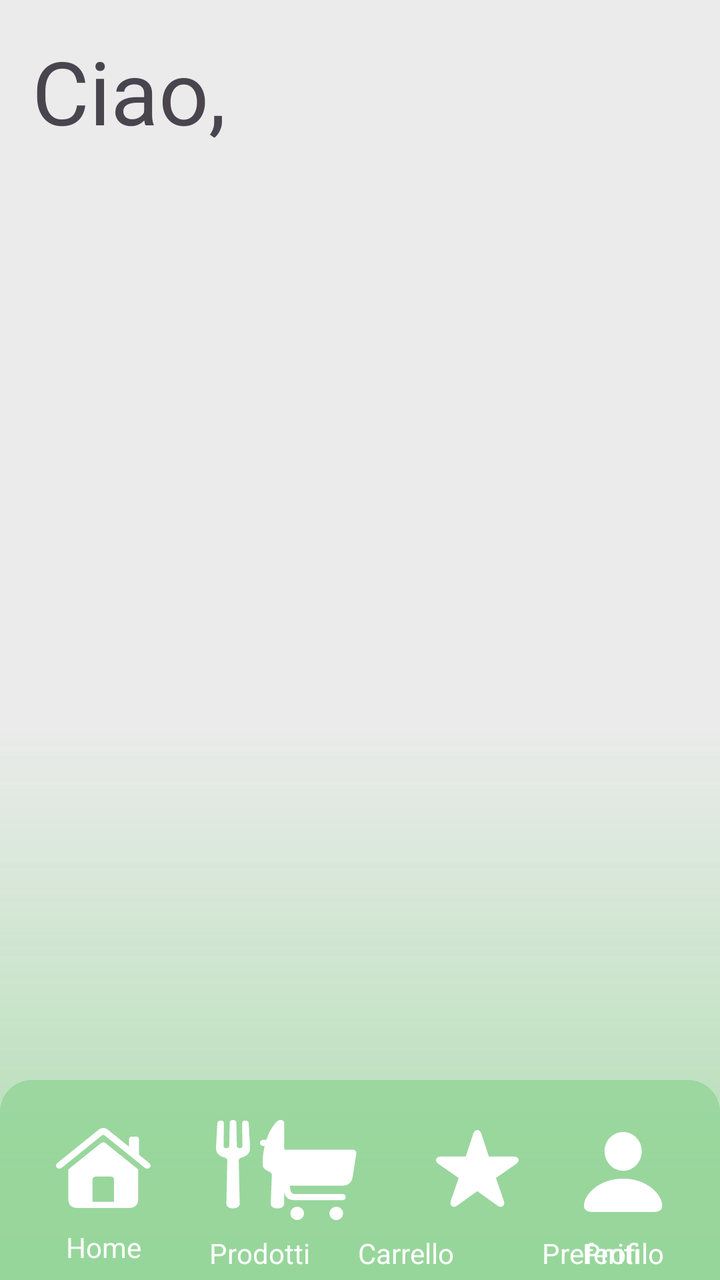
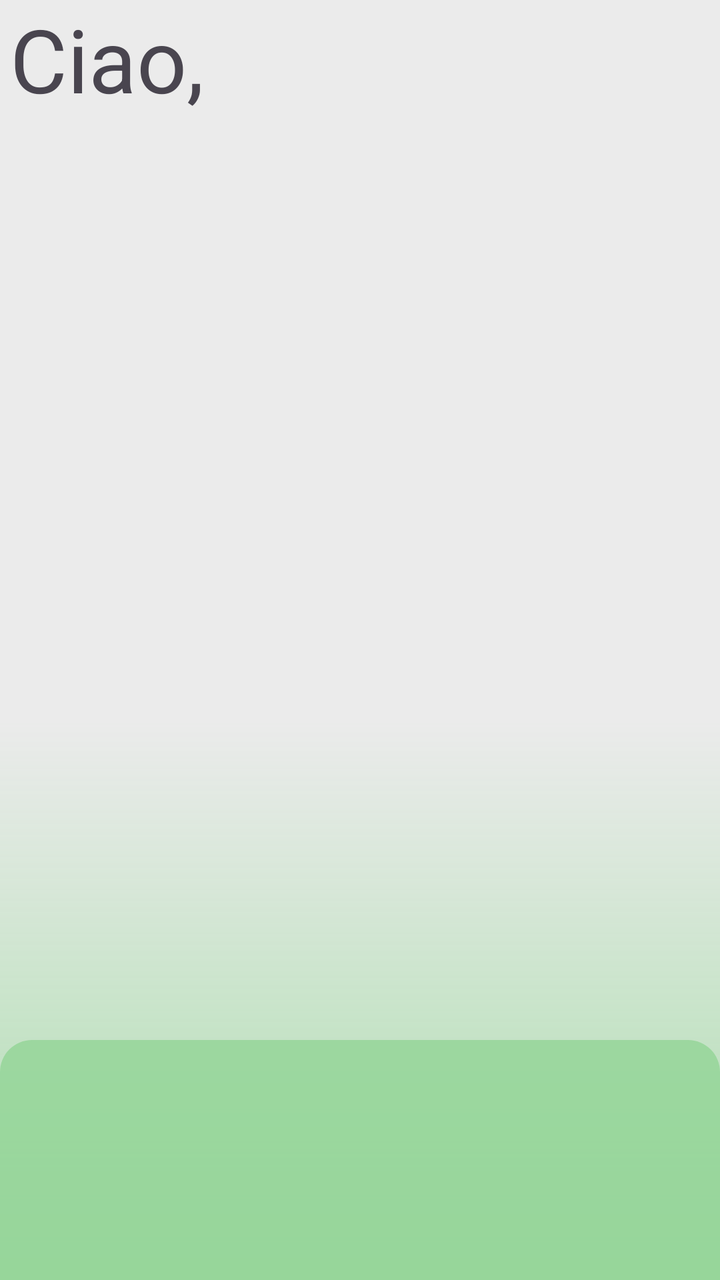

An Android layout rendered at two revisions. The XML below is the earlier revision; the diff shows what the commit changed to produce the second picture.
<!-- AndroidManifest.xml: application theme Theme.SuperSpan -->
<!-- res/layout/activity_home.xml -->
<?xml version="1.0" encoding="utf-8"?>
<androidx.constraintlayout.widget.ConstraintLayout xmlns:android="http://schemas.android.com/apk/res/android"
    xmlns:app="http://schemas.android.com/apk/res-auto"
    xmlns:tools="http://schemas.android.com/tools"
    android:id="@+id/main"
    android:layout_width="match_parent"
    android:layout_height="match_parent"
    android:background="@drawable/background2"
    tools:context=".HomeActivity">

    <ImageButton
        android:id="@+id/imageButton3"
        android:layout_width="72dp"
        android:layout_height="60dp"
        android:layout_marginStart="16dp"
        android:backgroundTint="#00000000"
        android:scaleType="fitXY"
        app:layout_constraintBottom_toTopOf="@+id/textView"
        app:layout_constraintStart_toStartOf="parent"
        app:srcCompat="@drawable/house_fill" />

    <ImageButton
        android:id="@+id/imageButton3"
        android:layout_width="59dp"
        android:layout_height="67dp"
        android:layout_marginStart="96dp"
        android:backgroundTint="#00000000"
        android:scaleType="fitXY"
        app:layout_constraintBottom_toTopOf="@+id/textView2"
        app:layout_constraintStart_toStartOf="parent"
        app:srcCompat="@drawable/fork_knife" />

    <ImageButton
        android:id="@+id/imageButton3"
        android:layout_width="74dp"
        android:layout_height="63dp"
        android:layout_marginEnd="168dp"
        android:layout_marginBottom="20dp"
        android:backgroundTint="#00000000"
        android:scaleType="fitXY"
        app:layout_constraintBottom_toBottomOf="parent"
        app:layout_constraintEnd_toEndOf="parent"
        app:srcCompat="@drawable/cart_fill" />

    <ImageButton
        android:id="@+id/imageButton3"
        android:layout_width="66dp"
        android:layout_height="61dp"
        android:layout_marginEnd="88dp"
        android:layout_marginBottom="24dp"
        android:backgroundTint="#00000000"
        android:scaleType="fitXY"
        app:layout_constraintBottom_toBottomOf="parent"
        app:layout_constraintEnd_toEndOf="parent"
        app:srcCompat="@drawable/star_fill" />

    <ImageButton
        android:id="@+id/imageButton3"
        android:layout_width="64dp"
        android:layout_height="60dp"
        android:layout_marginEnd="16dp"
        android:layout_marginBottom="24dp"
        android:backgroundTint="#00000000"
        android:scaleType="fitXY"
        app:layout_constraintBottom_toBottomOf="parent"
        app:layout_constraintEnd_toEndOf="parent"
        app:srcCompat="@drawable/person_fill" />

    <TextView
        android:id="@+id/textView"
        android:layout_width="wrap_content"
        android:layout_height="wrap_content"
        android:layout_marginStart="33dp"
        android:layout_marginBottom="7dp"
        android:text="Home"
        android:textColor="#FDFDFD"
        app:layout_constraintBottom_toBottomOf="parent"
        app:layout_constraintStart_toStartOf="parent" />

    <TextView
        android:id="@+id/textView2"
        android:layout_width="wrap_content"
        android:layout_height="wrap_content"
        android:layout_marginStart="34dp"
        android:layout_marginBottom="4dp"
        android:text="Prodotti"
        android:textColor="#FFFFFFFF"
        app:layout_constraintBottom_toBottomOf="parent"
        app:layout_constraintStart_toEndOf="@+id/textView" />

    <TextView
        android:id="@+id/textView3"
        android:layout_width="wrap_content"
        android:layout_height="wrap_content"
        android:layout_marginStart="24dp"
        android:layout_marginBottom="4dp"
        android:text="Carrello"
        android:textColor="#FFFFFF"
        app:layout_constraintBottom_toBottomOf="parent"
        app:layout_constraintStart_toEndOf="@+id/textView2" />

    <TextView
        android:id="@+id/textView4"
        android:layout_width="wrap_content"
        android:layout_height="wrap_content"
        android:layout_marginStart="44dp"
        android:layout_marginBottom="4dp"
        android:text="Preferiti"
        android:textColor="#FFFFFF"
        app:layout_constraintBottom_toBottomOf="parent"
        app:layout_constraintStart_toEndOf="@+id/textView3" />

    <TextView
        android:id="@+id/textView5"
        android:layout_width="wrap_content"
        android:layout_height="wrap_content"
        android:layout_marginEnd="28dp"
        android:layout_marginBottom="4dp"
        android:text="Profilo"
        android:textColor="#FFFFFF"
        app:layout_constraintBottom_toBottomOf="parent"
        app:layout_constraintEnd_toEndOf="parent" />

    <TextView
        android:id="@+id/textView6"
        android:layout_width="wrap_content"
        android:layout_height="wrap_content"
        android:layout_marginStart="16dp"
        android:layout_marginTop="16dp"
        android:text="Ciao, "
        android:textSize="44dp"
        app:layout_constraintStart_toStartOf="parent"
        app:layout_constraintTop_toTopOf="parent" />

    <TextView
        android:id="@+id/tvUserName"
        android:layout_width="wrap_content"
        android:layout_height="wrap_content"
        android:layout_marginStart="132dp"
        android:layout_marginTop="16dp"
        android:textColor="@color/greenet"
        android:textSize="44sp"
        app:layout_constraintStart_toStartOf="parent"
        app:layout_constraintTop_toTopOf="parent" />

</androidx.constraintlayout.widget.ConstraintLayout>
<!-- resources referenced by this layout -->
<resources>
  <color name="greenet">#CC93D596</color>
  <!-- drawable background2 (drawable) -->
  <layer-list xmlns:android="http://schemas.android.com/apk/res/android">
  
      <item android:height="360dp">
          <shape>
              <solid android:color="#EBEBEB"/>
          </shape>
      </item>
  
      <item android:top="360dp">
          <shape>
              <gradient
                  android:type="linear"
                  android:angle="90"
                  android:startColor="@color/greenet"
                  android:endColor="#EBEBEB"/>
          </shape>
      </item>
  
      <item android:gravity="bottom" android:height="100dp">
          <shape>
              <solid android:color="@color/greenet"/> <corners
              android:topLeftRadius="16dp"
              android:topRightRadius="16dp" /> </shape>
      </item>
  
  </layer-list>
  <!-- drawable person_fill (drawable) -->
  <vector xmlns:android="http://schemas.android.com/apk/res/android"
      android:width="16.797dp"
      android:height="17.568dp"
      android:viewportWidth="16.797"
      android:viewportHeight="17.568">
    <path
        android:fillColor="#FF000000"
        android:pathData="M0,0h16.797v17.568h-16.797z"
        android:strokeAlpha="0"
        android:fillAlpha="0"/>
    <path
        android:pathData="M1.67,17.559L14.766,17.559C15.811,17.559 16.435,17.07 16.435,16.26C16.435,13.74 13.281,10.264 8.213,10.264C3.154,10.264 0,13.74 0,16.26C0,17.07 0.625,17.559 1.67,17.559ZM8.223,8.516C10.313,8.516 12.129,6.641 12.129,4.199C12.129,1.787 10.313,0 8.223,0C6.133,0 4.316,1.826 4.316,4.219C4.316,6.641 6.123,8.516 8.223,8.516Z"
        android:fillColor="#ffffff"/>
  </vector>
  <!-- drawable star_fill (drawable) -->
  <vector xmlns:android="http://schemas.android.com/apk/res/android"
      android:width="22.053dp"
      android:height="22.119dp"
      android:viewportWidth="22.053"
      android:viewportHeight="22.119">
    <path
        android:fillColor="#FF000000"
        android:pathData="M0,0h22.053v22.119h-22.053z"
        android:strokeAlpha="0"
        android:fillAlpha="0"/>
    <path
        android:pathData="M4.161,20.547C4.561,20.859 5.069,20.752 5.675,20.313L10.841,16.514L16.017,20.313C16.622,20.752 17.12,20.859 17.53,20.547C17.931,20.244 18.018,19.746 17.774,19.033L15.733,12.959L20.948,9.209C21.554,8.779 21.798,8.33 21.642,7.842C21.485,7.373 21.026,7.148 20.274,7.148L13.878,7.148L11.934,1.084C11.7,0.361 11.349,0 10.841,0C10.343,0 9.991,0.361 9.757,1.084L7.813,7.148L1.417,7.148C0.665,7.148 0.206,7.373 0.05,7.842C-0.116,8.33 0.138,8.779 0.743,9.209L5.958,12.959L3.917,19.033C3.673,19.746 3.761,20.244 4.161,20.547Z"
        android:fillColor="#ffffff"/>
  </vector>
  <style name="Theme.SuperSpan" parent="Base.Theme.SuperSpan" />
  <style name="Base.Theme.SuperSpan" parent="Theme.Material3.DayNight.NoActionBar">
          
          
      </style>
  <!-- unchanged entries left out for length: 3 -->
</resources>

<!-- the commit's change to res/layout/activity_home.xml (unified diff, before → after) -->
@@ -1,146 +1,144 @@
 <?xml version="1.0" encoding="utf-8"?>
-<androidx.constraintlayout.widget.ConstraintLayout xmlns:android="http://schemas.android.com/apk/res/android"
+<LinearLayout xmlns:android="http://schemas.android.com/apk/res/android"
     xmlns:app="http://schemas.android.com/apk/res-auto"
     xmlns:tools="http://schemas.android.com/tools"
     android:id="@+id/main"
     android:layout_width="match_parent"
     android:layout_height="match_parent"
+    android:orientation="vertical"
     android:background="@drawable/background2"
     tools:context=".HomeActivity">
+        <LinearLayout
+            android:layout_width="match_parent"
+            android:layout_height="wrap_content"
+            android:orientation="horizontal">
 
-    <ImageButton
-        android:id="@+id/imageButton3"
-        android:layout_width="72dp"
-        android:layout_height="60dp"
-        android:layout_marginStart="16dp"
-        android:backgroundTint="#00000000"
-        android:scaleType="fitXY"
-        app:layout_constraintBottom_toTopOf="@+id/textView"
-        app:layout_constraintStart_toStartOf="parent"
-        app:srcCompat="@drawable/house_fill" />
+            <TextView
+                android:id="@+id/textView"
+                android:layout_width="wrap_content"
+                android:layout_height="wrap_content"
+                android:layout_marginStart="5dp"
+                android:text="Ciao,"
+                android:textSize="44sp" />
 
-    <ImageButton
-        android:id="@+id/imageButton3"
-        android:layout_width="59dp"
-        android:layout_height="67dp"
-        android:layout_marginStart="96dp"
-        android:backgroundTint="#00000000"
-        android:scaleType="fitXY"
-        app:layout_constraintBottom_toTopOf="@+id/textView2"
-        app:layout_constraintStart_toStartOf="parent"
-        app:srcCompat="@drawable/fork_knife" />
+            <TextView
+                android:id="@+id/tvUserName"
+                android:layout_width="wrap_content"
+                android:layout_height="wrap_content"
+                android:layout_marginStart="5dp"
+                android:textAlignment="viewStart"
+                android:textColor="@color/greenet"
+                android:textSize="44dp" />
 
-    <ImageButton
-        android:id="@+id/imageButton3"
-        android:layout_width="74dp"
-        android:layout_height="63dp"
-        android:layout_marginEnd="168dp"
-        android:layout_marginBottom="20dp"
-        android:backgroundTint="#00000000"
-        android:scaleType="fitXY"
-        app:layout_constraintBottom_toBottomOf="parent"
-        app:layout_constraintEnd_toEndOf="parent"
-        app:srcCompat="@drawable/cart_fill" />
+            <Space
+                android:layout_width="wrap_content"
+                android:layout_height="match_parent"
+                android:layout_weight="1" />
 
-    <ImageButton
-        android:id="@+id/imageButton3"
-        android:layout_width="66dp"
-        android:layout_height="61dp"
-        android:layout_marginEnd="88dp"
-        android:layout_marginBottom="24dp"
-        android:backgroundTint="#00000000"
-        android:scaleType="fitXY"
-        app:layout_constraintBottom_toBottomOf="parent"
-        app:layout_constraintEnd_toEndOf="parent"
-        app:srcCompat="@drawable/star_fill" />
+        </LinearLayout>
 
-    <ImageButton
-        android:id="@+id/imageButton3"
-        android:layout_width="64dp"
-        android:layout_height="60dp"
-        android:layout_marginEnd="16dp"
-        android:layout_marginBottom="24dp"
-        android:backgroundTint="#00000000"
-        android:scaleType="fitXY"
-        app:layout_constraintBottom_toBottomOf="parent"
-        app:layout_constraintEnd_toEndOf="parent"
-        app:srcCompat="@drawable/person_fill" />
+    <Space
+        android:layout_width="match_parent"
+        android:layout_height="711dp" />
 
-    <TextView
-        android:id="@+id/textView"
-        android:layout_width="wrap_content"
-        android:layout_height="wrap_content"
-        android:layout_marginStart="33dp"
-        android:layout_marginBottom="7dp"
-        android:text="Home"
-        android:textColor="#FDFDFD"
-        app:layout_constraintBottom_toBottomOf="parent"
-        app:layout_constraintStart_toStartOf="parent" />
+        <LinearLayout
+            android:layout_width="match_parent"
+            android:layout_height="80dp"
+            android:orientation="horizontal">
 
-    <TextView
-        android:id="@+id/textView2"
-        android:layout_width="wrap_content"
-        android:layout_height="wrap_content"
-        android:layout_marginStart="34dp"
-        android:layout_marginBottom="4dp"
-        android:text="Prodotti"
-        android:textColor="#FFFFFFFF"
-        app:layout_constraintBottom_toBottomOf="parent"
-        app:layout_constraintStart_toEndOf="@+id/textView" />
+            <ImageView
+                android:id="@+id/imageView5"
+                android:layout_width="wrap_content"
+                android:layout_height="70dp"
+                android:layout_marginStart="5dp"
+                android:layout_marginTop="10dp"
+                android:layout_weight="1"
+                app:srcCompat="@drawable/house_fill" />
 
-    <TextView
-        android:id="@+id/textView3"
-        android:layout_width="wrap_content"
-        android:layout_height="wrap_content"
-        android:layout_marginStart="24dp"
-        android:layout_marginBottom="4dp"
-        android:text="Carrello"
-        android:textColor="#FFFFFF"
-        app:layout_constraintBottom_toBottomOf="parent"
-        app:layout_constraintStart_toEndOf="@+id/textView2" />
+            <ImageView
+                android:id="@+id/imageView6"
+                android:layout_width="wrap_content"
+                android:layout_height="70dp"
+                android:layout_marginTop="10dp"
+                android:layout_weight="1"
+                app:srcCompat="@drawable/fork_knife" />
 
-    <TextView
-        android:id="@+id/textView4"
-        android:layout_width="wrap_content"
-        android:layout_height="wrap_content"
-        android:layout_marginStart="44dp"
-        android:layout_marginBottom="4dp"
-        android:text="Preferiti"
-        android:textColor="#FFFFFF"
-        app:layout_constraintBottom_toBottomOf="parent"
-        app:layout_constraintStart_toEndOf="@+id/textView3" />
+            <ImageView
+                android:id="@+id/imageView7"
+                android:layout_width="wrap_content"
+                android:layout_height="70dp"
+                android:layout_marginTop="10dp"
+                android:layout_weight="1"
+                app:srcCompat="@drawable/cart_fill" />
 
-    <TextView
-        android:id="@+id/textView5"
-        android:layout_width="wrap_content"
-        android:layout_height="wrap_content"
-        android:layout_marginEnd="28dp"
-        android:layout_marginBottom="4dp"
-        android:text="Profilo"
-        android:textColor="#FFFFFF"
-        app:layout_constraintBottom_toBottomOf="parent"
-        app:layout_constraintEnd_toEndOf="parent" />
+            <ImageView
+                android:id="@+id/imageView8"
+                android:layout_width="wrap_content"
+                android:layout_height="70dp"
+                android:layout_marginTop="10dp"
+                android:layout_weight="1"
+                app:srcCompat="@drawable/star_fill" />
 
-    <TextView
-        android:id="@+id/textView6"
-        android:layout_width="wrap_content"
-        android:layout_height="wrap_content"
-        android:layout_marginStart="16dp"
-        android:layout_marginTop="16dp"
-        android:text="Ciao, "
-        android:textSize="44dp"
-        app:layout_constraintStart_toStartOf="parent"
-        app:layout_constraintTop_toTopOf="parent" />
+            <ImageView
+                android:id="@+id/imageView9"
+                android:layout_width="wrap_content"
+                android:layout_height="70dp"
+                android:layout_marginTop="10dp"
+                android:layout_marginEnd="5dp"
+                android:layout_weight="1"
+                app:srcCompat="@drawable/person_fill" />
+        </LinearLayout>
 
-    <TextView
-        android:id="@+id/tvUserName"
-        android:layout_width="wrap_content"
-        android:layout_height="wrap_content"
-        android:layout_marginStart="132dp"
-        android:layout_marginTop="16dp"
-        android:textColor="@color/greenet"
-        android:textSize="44sp"
-        app:layout_constraintStart_toStartOf="parent"
-        app:layout_constraintTop_toTopOf="parent" />
+        <LinearLayout
+            android:layout_width="match_parent"
+            android:layout_height="wrap_content"
+            android:orientation="horizontal">
 
-</androidx.constraintlayout.widget.ConstraintLayout>
+            <TextView
+                android:id="@+id/textView8"
+                android:layout_width="50dp"
+                android:layout_height="wrap_content"
+                android:layout_marginStart="5dp"
+                android:layout_weight="1"
+                android:text="Home"
+                android:textAlignment="center"
+                android:textColor="@color/white" />
+
+            <TextView
+                android:id="@+id/textView9"
+                android:layout_width="38dp"
+                android:layout_height="wrap_content"
+                android:layout_weight="1"
+                android:text="Prodotti"
+                android:textAlignment="center"
+                android:textColor="@color/white" />
+
+            <TextView
+                android:id="@+id/textView10"
+                android:layout_width="wrap_content"
+                android:layout_height="wrap_content"
+                android:layout_weight="1"
+                android:text="Carrello"
+                android:textAlignment="center"
+                android:textColor="@color/white" />
+
+            <TextView
+                android:id="@+id/textView11"
+                android:layout_width="wrap_content"
+                android:layout_height="wrap_content"
+                android:layout_weight="1"
+                android:text="Preferiti"
+                android:textAlignment="center"
+                android:textColor="@color/white" />
+
+            <TextView
+                android:id="@+id/textView12"
+                android:layout_width="wrap_content"
+                android:layout_height="wrap_content"
+                android:layout_marginEnd="5dp"
+                android:layout_weight="1"
+                android:text="Profilo"
+                android:textAlignment="center"
+                android:textColor="@color/white" />
+        </LinearLayout>
+    </LinearLayout>
<!-- resource entries referenced after the edit -->
@@ -1,6 +1,7 @@
 <!-- resources referenced by this layout -->
 <resources>
   <color name="greenet">#CC93D596</color>
+  <color name="white">#FFFFFFFF</color>
   <!-- drawable background2 (drawable) -->
   <layer-list xmlns:android="http://schemas.android.com/apk/res/android">
   
@@ -20,7 +21,7 @@
           </shape>
       </item>
   
-      <item android:gravity="bottom" android:height="100dp">
+      <item android:gravity="bottom" android:height="120dp">
           <shape>
               <solid android:color="@color/greenet"/> <corners
               android:topLeftRadius="16dp"
